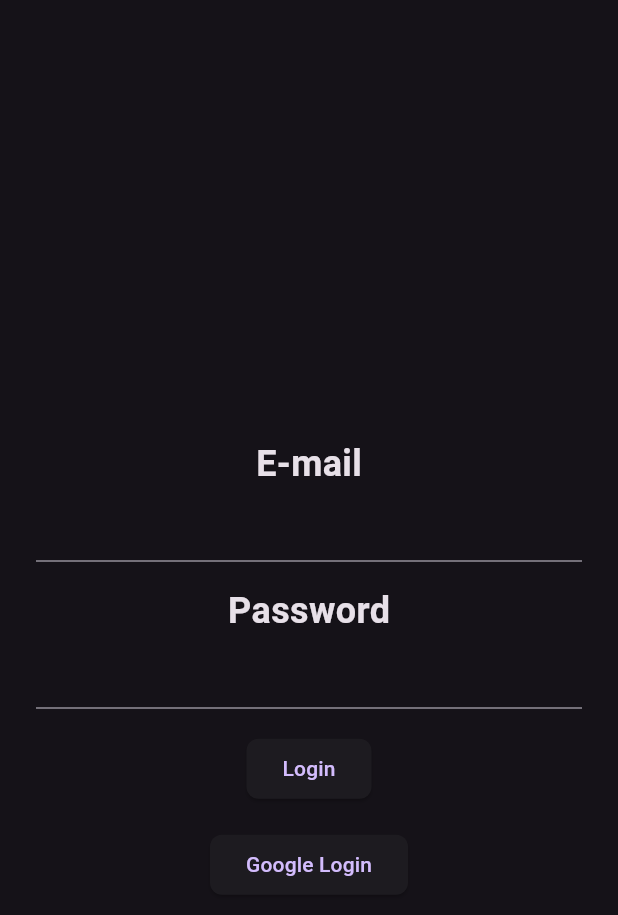
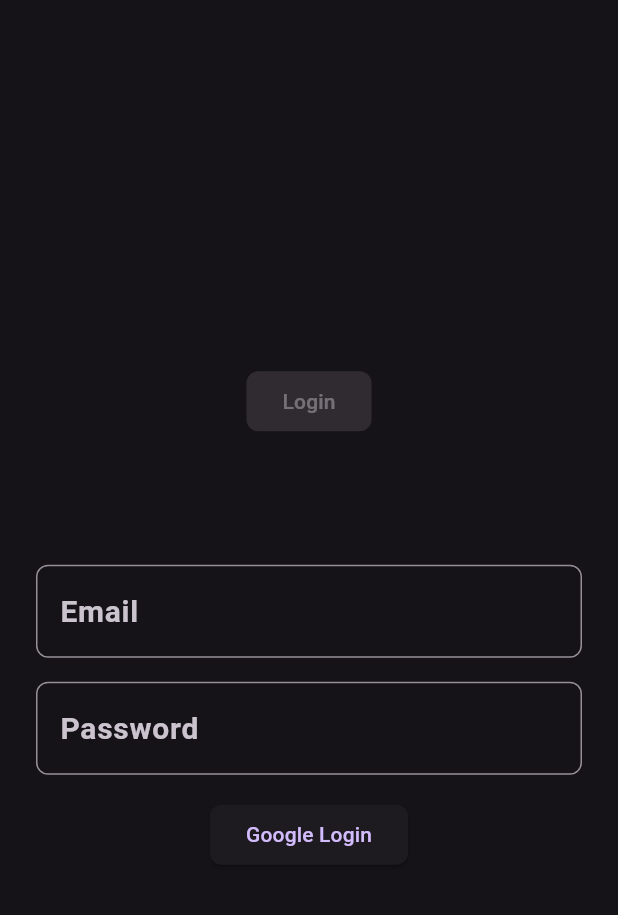
Before and after one commit to trassos/checklist_states, a Flutter app: the screen it shows after launch, after a tap on "Google Login", on a phone screen of 412 x 824 dp. Shown: the top 915 px of the screen. Run offline on Flutter 3.47's test engine with Material 2 defaults, Android fonts, the light colour scheme and no system bars; our stand-ins replace firebase_auth, firebase_core, flutter_mobx, google_sign_in, mobx; accounts and stored records are empty; generated files the repository leaves out were written again; network calls fail.

Commit message:
Acrescenta formulario MobX

```diff
--- a/lib/login/view/login_view.dart
+++ b/lib/login/view/login_view.dart
@@ -2,7 +2,7 @@ import 'package:firebase_auth/firebase_auth.dart';
 import 'package:flutter/material.dart';
 import 'package:flutter_mobx/flutter_mobx.dart';
 import 'package:google_sign_in/google_sign_in.dart';
-import 'package:tasks_basic/login/view_model/login_store.dart';
+import 'package:tasks_basic/login/view_model/text_form_field_store.dart';
 import 'package:tasks_basic/main.dart';
 
 class LoginView extends StatefulWidget {
@@ -13,8 +13,9 @@ class LoginView extends StatefulWidget {
 }
 
 class _LoginViewState extends State<LoginView> {
-  LoginStore loginStore = LoginStore();
+  TextFormFieldStore textFormFieldStore = TextFormFieldStore();
   var user = FirebaseAuth.instance.currentUser;
+
   @override
   Widget build(BuildContext context) {
     return Scaffold(
@@ -28,37 +29,35 @@ class _LoginViewState extends State<LoginView> {
               mainAxisAlignment: MainAxisAlignment.center,
               crossAxisAlignment: CrossAxisAlignment.center,
               children: [
+                Observer(builder: (_) {
+                  return ElevatedButton(
+                    style: viewButtonStyle,
+                    onPressed: textFormFieldStore.isFormValid ? () {} : null,
+                    child: const Text('Login'),
+                  );
+                }),
+                viewSpacer,
                 Observer(
                   builder: (_) {
-                    return Text(loginStore.fullData,
+                    return Text(textFormFieldStore.loginStore.fullData,
                         style: customTheme.textTheme.displayLarge);
                   },
-                ),
-                Text(
-                  'E-mail',
-                  style: customTheme.textTheme.displaySmall,
                 ),
                 // if (isSigned) Image.network(user!.photoURL!),
                 // if (isSigned) Text(user!.displayName!),
                 // if (!isSigned) Container(),
-                TextField(
-                  onChanged: loginStore.setEmail,
-                  keyboardType: TextInputType.emailAddress,
+                Observer(
+                  builder: (_) => _textFieldBuilder(
+                      label: 'Email',
+                      onChanged: textFormFieldStore.loginStore.setEmail,
+                      validator: textFormFieldStore.validateEmail),
                 ),
                 viewSpacer,
-                Text('Password', style: customTheme.textTheme.displaySmall),
-                TextField(
-                  onChanged: loginStore.setPass,
-                  keyboardType: TextInputType.visiblePassword,
-                ),
-                viewSpacer,
-                // isLoading
-                //     ? const CircularProgressIndicator()
-                // :
-                ElevatedButton(
-                  style: viewButtonStyle,
-                  onPressed: () {},
-                  child: const Text('Login'),
+                Observer(
+                  builder: (_) => _textFieldBuilder(
+                      label: 'Password',
+                      onChanged: textFormFieldStore.loginStore.setPass,
+                      validator: textFormFieldStore.validatePass),
                 ),
                 viewSpacer,
                 ElevatedButton(
@@ -69,6 +68,9 @@ class _LoginViewState extends State<LoginView> {
                   child: const Text('Google Login'),
                 ),
                 viewSpacer,
+                // isLoading
+                //     ? const CircularProgressIndicator()
+                // :
               ],
             ),
           ),
@@ -84,6 +86,24 @@ class _LoginViewState extends State<LoginView> {
         Navigator.pushNamed(context, '/checklist');
       }
     }).catchError((error) {});
+  }
+
+  Widget _textFieldBuilder(
+      {required String label,
+      onChanged,
+      required String? Function(String?) validator}) {
+    return TextFormField(
+      autovalidateMode: AutovalidateMode.onUserInteraction,
+      validator: (value) => validator(value),
+      keyboardType: TextInputType.emailAddress,
+      decoration: InputDecoration(
+        labelText: label,
+        border: OutlineInputBorder(
+          borderRadius: BorderRadius.circular(8.0),
+        ),
+      ),
+      onChanged: onChanged,
+    );
   }
 }
 
--- /dev/null
+++ b/lib/login/view_model/text_form_field_store.dart
@@ -0,0 +1,36 @@
+import 'package:mobx/mobx.dart';
+import 'package:tasks_basic/login/view_model/login_store.dart';
+part 'text_form_field_store.g.dart';
+
+class TextFormFieldStore = TextFieldStoreBase with _$TextFormFieldStore;
+
+abstract class TextFieldStoreBase with Store {
+  var loginStore = LoginStore();
+
+  @action
+  String? validateEmail(String? value) {
+    if (value == null || value.isEmpty) {
+      return 'Please enter your e-mail';
+    } else if (!value.contains('@')) {
+      return 'Please enter a valid e-mail';
+    } else {
+      return null;
+    }
+  }
+
+  @action
+  String? validatePass(String? value) {
+    if (value == null || value.isEmpty) {
+      return 'Please enter your password';
+    } else if (value.length < 6) {
+      return 'Password must be at least 6 characters long';
+    } else {
+      return null;
+    }
+  }
+
+  @computed
+  bool get isFormValid =>
+      validateEmail(loginStore.email) == null &&
+      validatePass(loginStore.password) == null;
+}
```
Also changed, not shown: lib/login/view_model/login_store.dart (+6 -7 lines), lib/login/view_model/text_form_field_store.g.dart (added).
